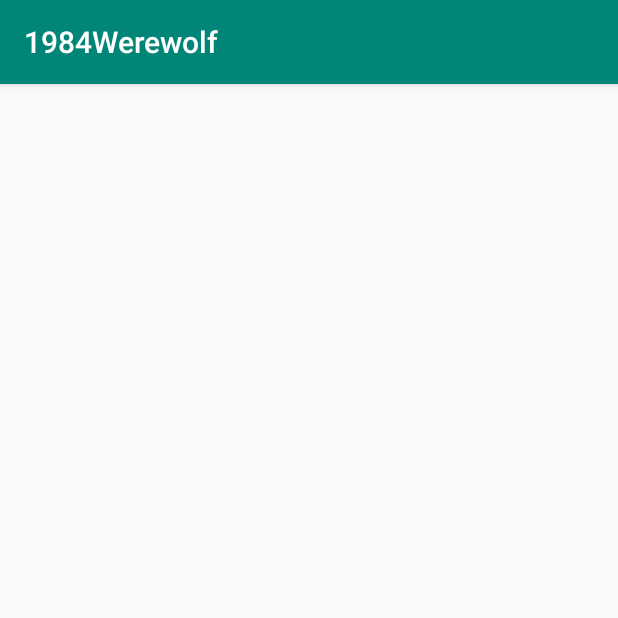
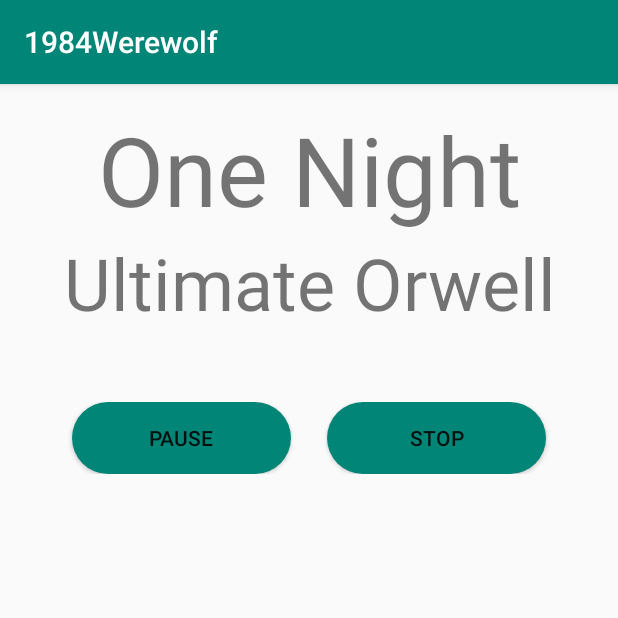
Before and after one commit to bbchristians/1984Werewolf, an Android app: the screen it shows after launch (NarratingActivity), after a tap on "START GAME", on a phone screen of 412 x 824 dp, the top half of it. Run offline under Robolectric (Android 15) with nearby library versions, the phone set to English and light mode, and no system bars.

Commit message:
Added initial audio handling

```diff
--- a/app/src/main/java/dev/benchristians/a1984werewolf/Role.kt
+++ b/app/src/main/java/dev/benchristians/a1984werewolf/Role.kt
@@ -1,15 +1,15 @@
 package dev.benchristians.a1984werewolf
 
-enum class Role(val order: Int, val backgroundResource: Int) {
-    BROTHERHOOD_MEMBER(0, -1),
-    SCAPEGOAT(1, -1),
-    INVESTIGATOR(2, -1),
-    LEXICOGRAPHER(4, -1),
-    DOUBLETHINKER(3, -1),
-    THOUGHT_POLICE(5, -1),
-    UNPERSON(7, -1),
-    INTERROGATOR(-1, -1),
-    NEIGHBOR(6, -1),
-    SINGER(8, -1),
-    PROLE(-1, -1)
+enum class Role(val order: Int, val backgroundResource: Int, val mp3Res: Int) {
+    BROTHERHOOD_MEMBER(0, -1, R.raw.snaps),
+    SCAPEGOAT(1, -1, R.raw.snaps),
+    INVESTIGATOR(2, -1, R.raw.snaps),
+    LEXICOGRAPHER(4, -1, R.raw.snaps),
+    DOUBLETHINKER(3, -1, R.raw.snaps),
+    THOUGHT_POLICE(5, -1, R.raw.snaps),
+    UNPERSON(7, -1, R.raw.snaps),
+    INTERROGATOR(-1, -1, R.raw.snaps),
+    NEIGHBOR(6, -1, R.raw.snaps),
+    SINGER(8, -1, R.raw.snaps),
+    PROLE(-1, -1, R.raw.snaps)
 }
--- a/app/src/main/java/dev/benchristians/a1984werewolf/narrating/NarratingFragment.kt
+++ b/app/src/main/java/dev/benchristians/a1984werewolf/narrating/NarratingFragment.kt
@@ -1,5 +1,6 @@
 package dev.benchristians.a1984werewolf.narrating
 
+import android.media.MediaPlayer
 import android.os.Bundle
 import android.support.v4.app.Fragment
 import android.view.LayoutInflater
@@ -12,6 +13,9 @@ class NarratingFragment: Fragment() {
 
     var rootView: View? = null
 
+    var player: MediaPlayer? = null
+    private var audioSequence: List<Int> = listOf()
+
     override fun onCreateView(inflater: LayoutInflater, container: ViewGroup?, savedInstanceState: Bundle?): View? {
         rootView = inflater.inflate(R.layout.fragment_narration, container, false)
 
@@ -21,12 +25,12 @@ class NarratingFragment: Fragment() {
 
         rootView?.findViewById<TextView>(R.id.world)?.text = roles
 
-        startNarration()
+        initiateNarration()
 
         return rootView
     }
 
-    private fun startNarration() {
+    private fun initiateNarration() {
         val roles = (this.activity as? NarratingActivity)?.getSelectedRoles()?.map {
             it
         }?.filter {
@@ -35,20 +39,22 @@ class NarratingFragment: Fragment() {
             role.order
         }
 
-        introNarration()
+        var mediaPlayer: MediaPlayer? = null
+        val mp3s = roles?.map {
+            it.mp3Res
+        }?.toTypedArray() ?: return
 
-        roles?.forEach { role ->
-            // TODO: Narrate for this role
-        } // ?: TODO report error
-
-        outroNarration()
+        // TODO replace with INTRO and OUTRO audio files
+        this.audioSequence = listOf(R.raw.snaps, *mp3s, R.raw.snaps)
+        startNarration(0)
     }
 
-    private fun introNarration() {
-        // TODO
-    }
-
-    private fun outroNarration() {
-        // TODO
+    private fun startNarration(fromPoint: Int) {
+        if( fromPoint >= this.audioSequence.size ) return // Narration complete
+        this.player = MediaPlayer.create(this.context, this.audioSequence[fromPoint])
+        this.player?.setOnCompletionListener {
+            startNarration(fromPoint+1)
+        }
+        this.player?.start()
     }
 }
--- a/app/src/main/res/layout/fragment_narration.xml
+++ b/app/src/main/res/layout/fragment_narration.xml
@@ -4,10 +4,62 @@
               android:layout_width="match_parent"
               android:layout_height="match_parent">
 
+    <LinearLayout
+            android:id="@+id/top_text"
+            android:layout_width="match_parent"
+            android:layout_height="wrap_content"
+            android:padding="14dp"
+            android:orientation="vertical">
+
+        <TextView
+                android:id="@+id/top_text_1"
+                android:layout_width="match_parent"
+                android:layout_height="match_parent"
+                android:textAlignment="center"
+                android:text="@string/config_select_title1"
+                android:textSize="64sp"/>
+
+        <TextView
+                android:id="@+id/top_text_2"
+                android:layout_width="match_parent"
+                android:layout_height="match_parent"
+                android:textAlignment="center"
+                android:text="@string/config_select_title2"
+                android:textSize="48sp"/>
+
+    </LinearLayout>
+
     <TextView
             android:id="@+id/world"
             android:layout_width="match_parent"
-            android:layout_height="match_parent"
-    android:text="hello world"/>
+            android:layout_height="wrap_content"/>
+
+    <LinearLayout
+            android:layout_width="match_parent"
+            android:layout_height="wrap_content"
+            android:orientation="horizontal"
+            android:layout_marginTop="14dp">
+
+        <ToggleButton
+                style="@style/button"
+                android:id="@+id/pause_button"
+                android:layout_width="0dp"
+                android:layout_weight="1"
+                android:layout_marginStart="48dp"
+                android:layout_marginEnd="12dp"
+                android:textOff="@string/button_pause"
+                android:textOn="@string/button_resume"/>
+
+        <Button
+                style="@style/button"
+                android:id="@+id/stop_button"
+                android:layout_width="0dp"
+                android:layout_weight="1"
+                android:layout_marginStart="12dp"
+                android:layout_marginEnd="48dp"
+                android:text="@string/button_stop"/>
+
+
+    </LinearLayout>
 
 </LinearLayout>
--- a/app/src/main/res/values/strings.xml
+++ b/app/src/main/res/values/strings.xml
@@ -3,4 +3,8 @@
     <string name="config_select_title1">One Night</string>
     <string name="config_select_title2">Ultimate Orwell</string>
     <string name="start_game">Start Game</string>
+
+    <string name="button_pause">Pause</string>
+    <string name="button_resume">Resume</string>
+    <string name="button_stop">Stop</string>
 </resources>
```
Also changed, not shown: 1 other file.
